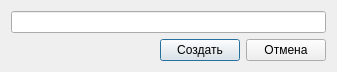
ITBOGs/lis-TODO, file design_dlg_create_table.ui: the form before one commit.
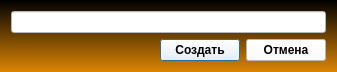
The form after the commit. Icons and pictures are not drawn.

Commit message: Херня дизайн + create new task in MianWindow + new const table task + insert_task() in sqlquery.py

```diff
--- a/design_dlg_create_table.ui
+++ b/design_dlg_create_table.ui
@@ -19,6 +19,39 @@
   <property name="windowTitle">
    <string>Dialog</string>
   </property>
+  <property name="windowIcon">
+   <iconset resource="file.qrc">
+    <normaloff>:/mian_res/resource/icons/tab.png</normaloff>:/mian_res/resource/icons/tab.png</iconset>
+  </property>
+  <property name="styleSheet">
+   <string notr="true">QWidget{
+	color: white;
+	background: qlineargradient( x1:0.5 y1:0, x2:0.5 y1:1, stop:0 #db8504, stop:1 black);
+	font-weight: 600;
+}
+
+QLabel{
+	background: transparent;
+	border: None;
+}
+
+QListWidget{
+	color: black;
+	background: white;
+}
+
+QLineEdit{
+	color: black;
+	background: white;
+}
+
+QPushButton{
+	color: black;
+	background: white;
+}
+
+</string>
+  </property>
   <layout class="QVBoxLayout" name="verticalLayout">
    <item>
     <widget class="QLineEdit" name="led_category_name"/>
```
Left out of the diff: 4 changed lines with no effect on the pictures. The commit also changes 8 other files.
